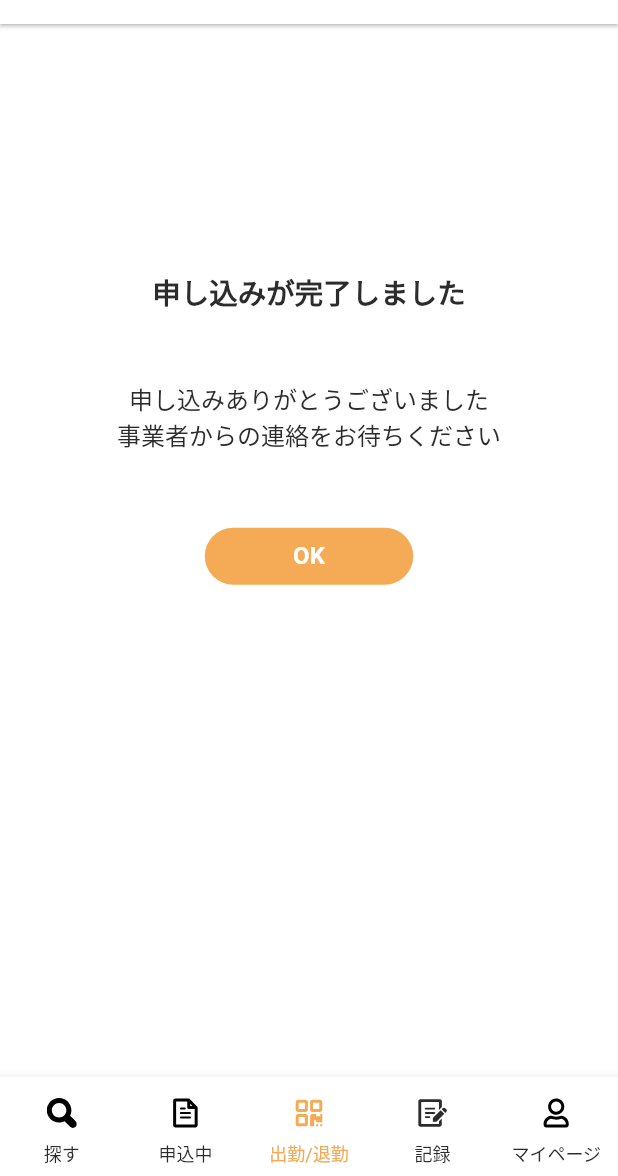
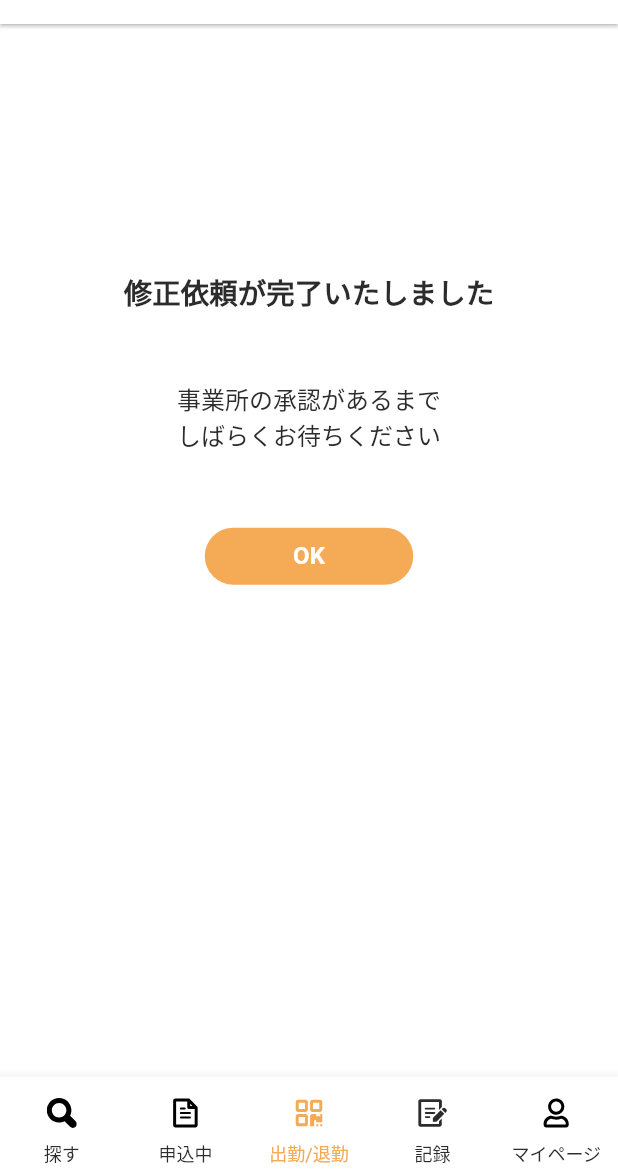
Before and after one commit to akashjpro/parsowa, a Flutter app: the CompleteFixRequestDetailScreen screen opened by its route, on a phone screen of 412 x 824 dp, the part 60-1236 px from its top. Run offline on Flutter 3.47's test engine with Material 2 defaults, Android fonts, the phone set to English and light mode, and no system bars; our stand-ins replace dotted_line, flutter_bloc, flutter_svg; Roboto replaces fonts that are missing (NotoSanJP).

Commit message:
fix text completed

```diff
--- a/lib/main.dart
+++ b/lib/main.dart
@@ -5,6 +5,7 @@
 
 import 'core/constants/strings.dart';
 import 'core/themes/app_theme.dart';
+
 import 'presentation/screens/job_detail/complete/complete_screen.dart';
 
 void main() {
--- a/lib/presentation/screens/fix_request_detail/completed/completed_fix_request_detail.dart
+++ b/lib/presentation/screens/fix_request_detail/completed/completed_fix_request_detail.dart
@@ -41,7 +41,7 @@ class CompleteFixRequestDetailScreen extends StatelessWidget {
         SizedBox(height: MediaQuery.of(context).size.height * 0.2),
         const Center(
           child: Text(
-            '申し込みが完了しました',
+            '修正依頼が完了いたしました',
             style: TextStyle(
               color: AppColors.blackColor,
               fontFamily: 'NotoSanJP',
@@ -51,8 +51,8 @@ class CompleteFixRequestDetailScreen extends StatelessWidget {
           ),
         ),
         SizedBox(height: 45),
-        _textComplete('申し込みありがとうございました'),
-        _textComplete('事業者からの連絡をお待ちください'),
+        _textComplete('事業所の承認があるまで'),
+        _textComplete('しばらくお待ちください'),
         SizedBox(height: 50),
         SizedBox(
           width: 139,
```
